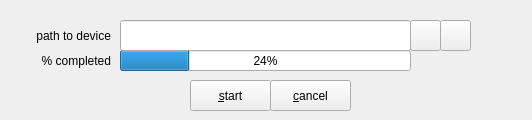
The window that zuluCrypt-gui/erasedevice.ui (mhogomchungu/zuluCrypt) describes before a commit, drawn with Qt 5.
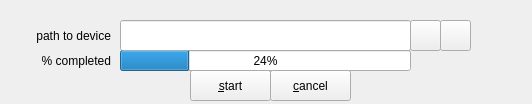
The same window after the commit.

The edit to the form file:
```diff
--- a/zuluCrypt-gui/erasedevice.ui
+++ b/zuluCrypt-gui/erasedevice.ui
@@ -7,7 +7,7 @@
     <x>0</x>
     <y>0</y>
     <width>532</width>
-    <height>120</height>
+    <height>104</height>
    </rect>
   </property>
   <property name="windowTitle">
@@ -88,7 +88,7 @@
    <property name="geometry">
     <rect>
      <x>190</x>
-     <y>80</y>
+     <y>70</y>
      <width>81</width>
      <height>31</height>
     </rect>
@@ -101,7 +101,7 @@
    <property name="geometry">
     <rect>
      <x>270</x>
-     <y>80</y>
+     <y>70</y>
      <width>81</width>
      <height>31</height>
     </rect>
```
